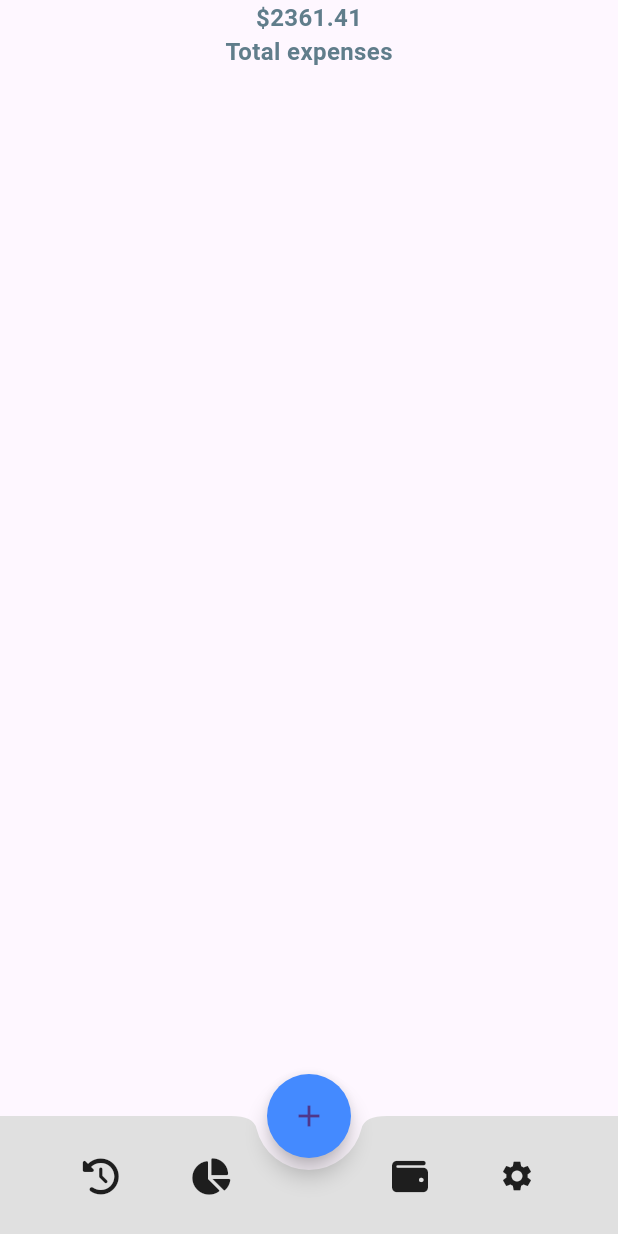
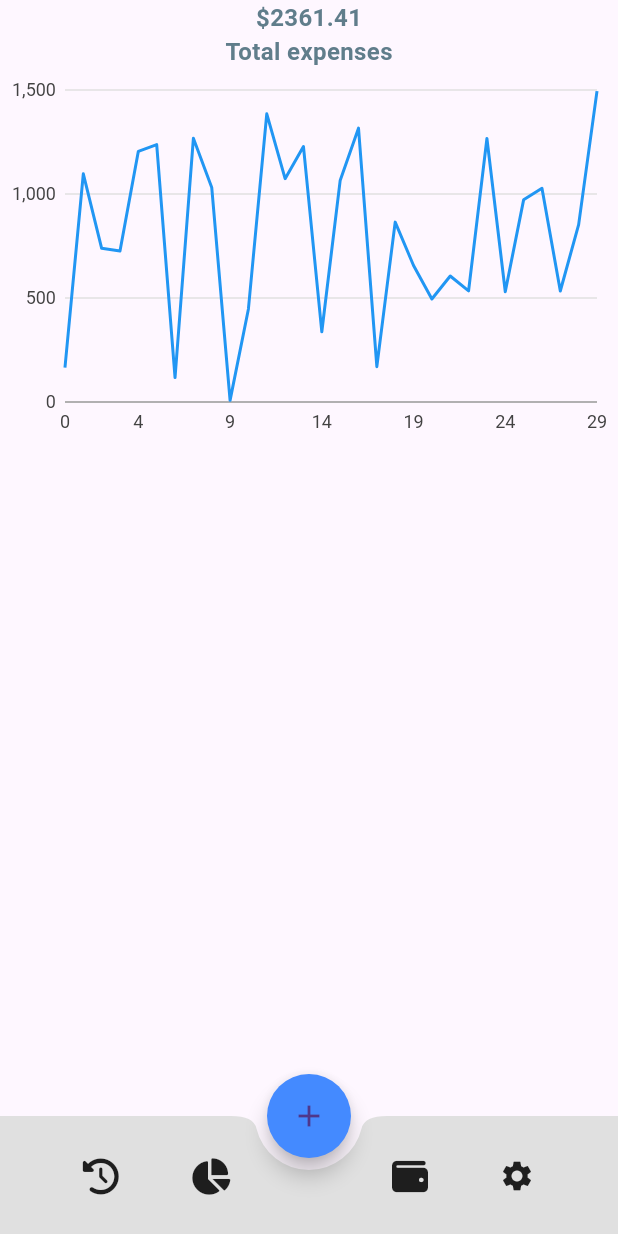
Before and after one commit to Celot1979/Control_Gastos, a Flutter app: the screen it shows after launch, on a phone screen of 412 x 824 dp. Run offline on Flutter 3.47's test engine with Material 3 defaults, Android fonts, the phone set to English and light mode, and no system bars; our stand-ins replace charts_flutter, font_awesome_flutter.

Commit message:
17 Ago 10:00

```diff
--- /dev/null
+++ b/control_gastos/lib/graph_widget.dart
@@ -0,0 +1,80 @@
+import 'dart:math';
+
+import 'package:flutter/material.dart';
+import "package:charts_flutter/flutter.dart";
+
+class GraphWidget extends StatefulWidget {
+  @override
+  _GraphWidgetState createState() => _GraphWidgetState();
+}
+
+class _GraphWidgetState extends State<GraphWidget> {
+  var data;
+
+  @override
+  void initState() {
+    super.initState();
+
+    var r = Random();
+    data = List<double>.generate(30, (i) => r.nextDouble() * 1500);
+  }
+
+  _onSelectionChanged(SelectionModel model) {
+    final selectedDatum = model.selectedDatum;
+
+    var time;
+    final measures = <String, double>{};
+
+    if (selectedDatum.isNotEmpty) {
+      time = selectedDatum.first.datum;
+      selectedDatum.forEach((SeriesDatum datumPair) {
+        measures[datumPair.series.id] = datumPair.datum; // Cambio aquí
+      });
+    }
+
+    print(time);
+    print(measures);
+  }
+
+  @override
+  Widget build(BuildContext context) {
+    List<Series<double, num>> series = [
+      Series<double, int>(
+        id: 'Gasto',
+        colorFn: (_, __) => MaterialPalette.blue.shadeDefault,
+        domainFn: (value, index) => index ?? 0, // Cambio aquí
+        measureFn: (value, _) => value,
+        data: data,
+        strokeWidthPxFn: (_, __) => 4,
+      )
+    ];
+
+    return LineChart(series,
+      animate: false,
+      selectionModels: [
+        SelectionModelConfig(
+          type: SelectionModelType.info,
+          changedListener: _onSelectionChanged,
+        )
+      ],
+      domainAxis: NumericAxisSpec(
+          tickProviderSpec: StaticNumericTickProviderSpec(
+              [
+                TickSpec(0, label: '01'),
+                TickSpec(4, label: '05'),
+                TickSpec(9, label: '10'),
+                TickSpec(14, label: '15'),
+                TickSpec(19, label: '20'),
+                TickSpec(24, label: '25'),
+                TickSpec(29, label: '30'),
+              ]
+          )
+      ),
+      primaryMeasureAxis: NumericAxisSpec(
+        tickProviderSpec: BasicNumericTickProviderSpec(
+          desiredTickCount: 4,
+        ),
+      ),
+    );
+  }
+}
--- a/control_gastos/lib/main.dart
+++ b/control_gastos/lib/main.dart
@@ -1,6 +1,8 @@
+import "package:control_gastos/graph_widget.dart";
 import "package:flutter/material.dart";
 import "package:flutter/widgets.dart";
 import "package:font_awesome_flutter/font_awesome_flutter.dart";
+
 //Esté es el esquema base para crear una estructura del proyecto. Después de podrá implementar cada parte del grafismo de la app.
 //Todo lo que lleva => es incial
 void main() => runApp(MyApp());// =>
@@ -117,7 +119,12 @@ class _HomePageState extends State<HomePage>{// =>
 
     );
   }
-  Widget _graph()=> Container();
+  Widget _graph(){
+    return Container(
+      height: 250.0,
+      child: GraphWidget(),
+    );
+  }
   Widget _list()=> Container();
 
 
--- a/control_gastos/pubspec.yaml
+++ b/control_gastos/pubspec.yaml
@@ -31,6 +31,7 @@ dependencies:
   flutter:
     sdk: flutter
   font_awesome_flutter: ^10.7.0
+  charts_flutter: ^0.12.0
 
 
   # The following adds the Cupertino Icons font to your application.
@@ -40,6 +41,7 @@ dependencies:
 dev_dependencies:
   flutter_test:
     sdk: flutter
+
 
   # The "flutter_lints" package below contains a set of recommended lints to
   # encourage good coding practices. The lint set provided by the package is
```
Also changed, not shown: control_gastos/pubspec.lock.
